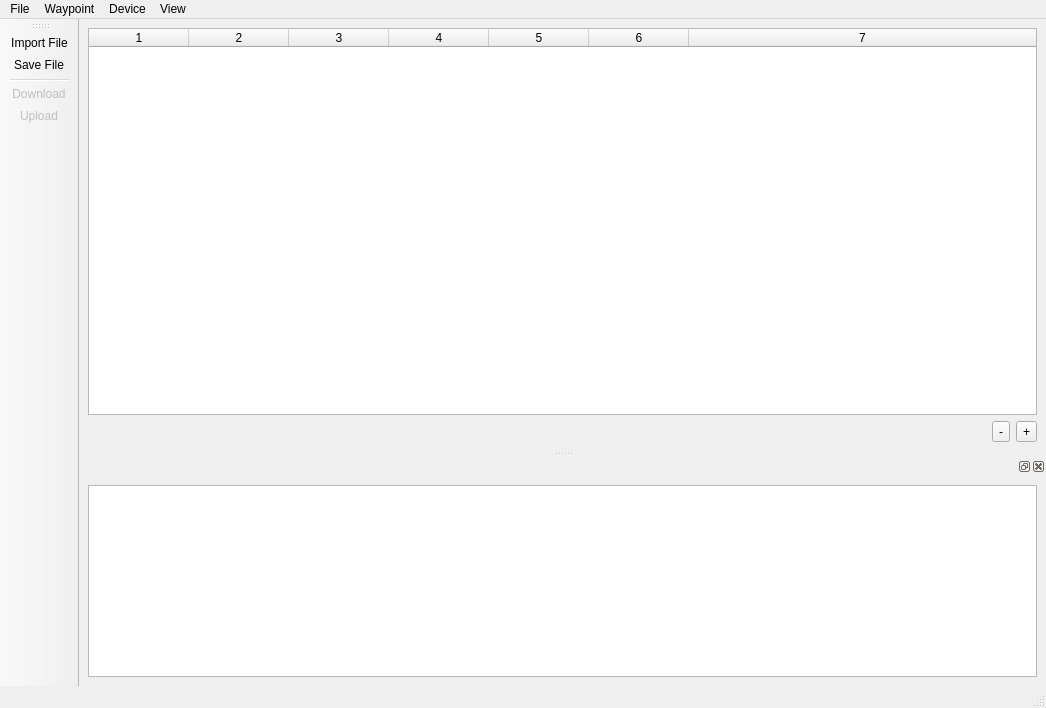
Above: src/main/python/location_tool/ui/main_window.ui from rootrootde/LocationsFITTool before the change. Below: the same form after it.
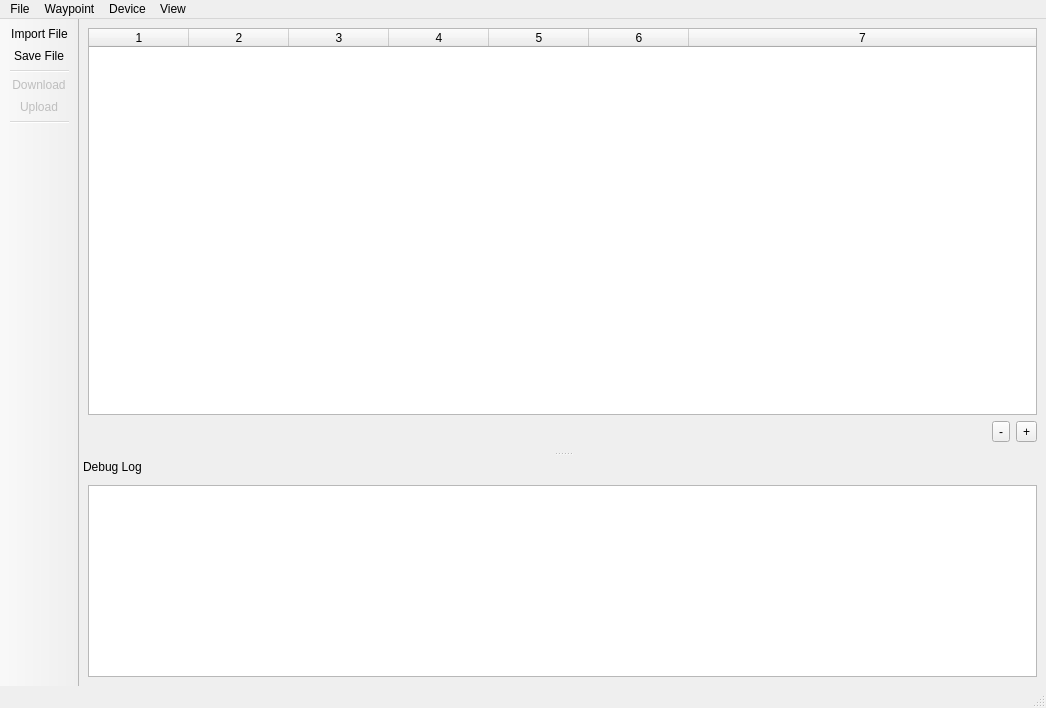
That is the form after the change.

Commit message: fix icons + theme

What changed in the file:
```diff
--- a/src/main/python/location_tool/ui/main_window.ui
+++ b/src/main/python/location_tool/ui/main_window.ui
@@ -109,6 +109,12 @@
    <property name="enabled">
     <bool>true</bool>
    </property>
+   <property name="features">
+    <set>QDockWidget::DockWidgetFeature::NoDockWidgetFeatures</set>
+   </property>
+   <property name="windowTitle">
+    <string>Debug Log</string>
+   </property>
    <attribute name="dockWidgetArea">
     <number>8</number>
    </attribute>
@@ -173,8 +179,17 @@
   </widget>
   <widget class="QStatusBar" name="status_bar"/>
   <widget class="QToolBar" name="toolBar">
-   <property name="windowTitle">
-    <string>toolBar</string>
+   <property name="sizePolicy">
+    <sizepolicy hsizetype="Fixed" vsizetype="Preferred">
+     <horstretch>0</horstretch>
+     <verstretch>0</verstretch>
+    </sizepolicy>
+   </property>
+   <property name="movable">
+    <bool>false</bool>
+   </property>
+   <property name="toolButtonStyle">
+    <enum>Qt::ToolButtonStyle::ToolButtonIconOnly</enum>
    </property>
    <attribute name="toolBarArea">
     <enum>LeftToolBarArea</enum>
@@ -187,6 +202,7 @@
    <addaction name="separator"/>
    <addaction name="download_locations_fit_action"/>
    <addaction name="upload_locations_fit_action"/>
+   <addaction name="separator"/>
   </widget>
   <action name="add_wpt_action">
    <property name="text">
```
The commit also changes 270 other files.
